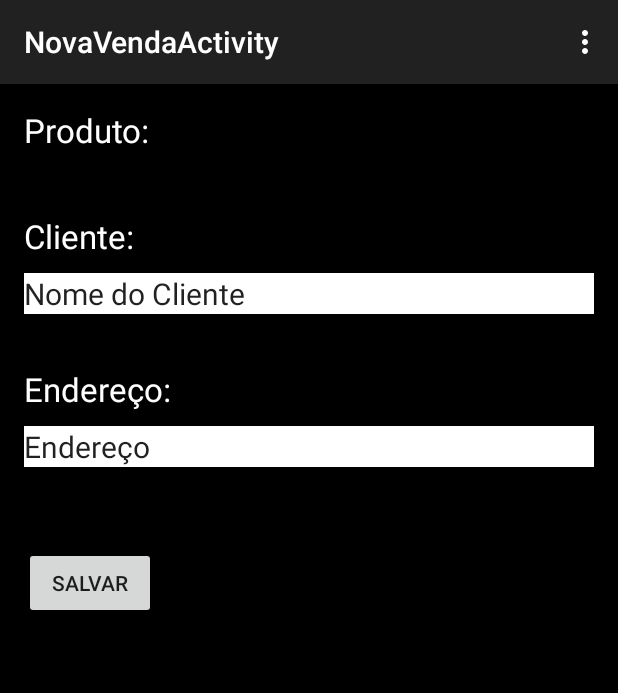
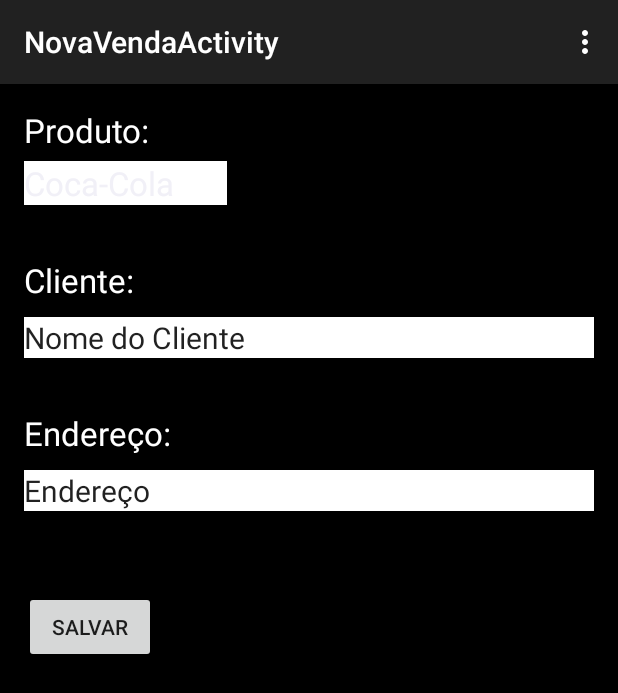
Before and after one commit to MarianaAthayde/AndroidCurso, an Android app: the screen it shows after launch (NovaVendaActivity), after a tap on "NOVA VENDA", on a phone screen of 412 x 824 dp. Shown: the top 693 px of the screen. Run offline under Robolectric (Android 15) with nearby library versions, the phone set to English and light mode, and no system bars.

Commit message:
Criando Spinner.

```diff
--- a/app/src/main/java/br/com/mariana/vendas/MainActivity.java
+++ b/app/src/main/java/br/com/mariana/vendas/MainActivity.java
@@ -26,6 +26,10 @@ public class MainActivity extends ActionBarActivity {
         sqlProdutos.append("nome varchar(100),");
         sqlProdutos.append("preco DOUBLE(10,2));");
         db.execSQL(sqlProdutos.toString());
+        db.execSQL("INSERT INTO produtos(nome,preco) VALUES('Coca-Cola','2.50')");
+        db.execSQL("INSERT INTO produtos(nome,preco) VALUES('Guarana','1.50')");
+        db.execSQL("INSERT INTO produtos(nome,preco) VALUES('Fanta','1.25')");
+        db.execSQL("INSERT INTO produtos(nome,preco) VALUES('Sprite','1.25')");
 
         StringBuilder sqlVendas = new StringBuilder();
         sqlVendas.append("CREATE TABLE IF NOT EXISTS [vendas](");
@@ -35,6 +39,8 @@ public class MainActivity extends ActionBarActivity {
         sqlVendas.append("la DOUBLE(10,9),");
         sqlVendas.append("lo DOUBLE(10,9));");
         db.execSQL(sqlVendas.toString());
+
+        db.close();
     }
 
     public void NovaVenda_Click(View view){
--- a/app/src/main/java/br/com/mariana/vendas/NovaVendaActivity.java
+++ b/app/src/main/java/br/com/mariana/vendas/NovaVendaActivity.java
@@ -1,10 +1,15 @@
 package br.com.mariana.vendas;
 
+import android.content.Context;
+import android.database.Cursor;
+import android.database.sqlite.SQLiteDatabase;
 import android.support.v7.app.ActionBarActivity;
 import android.os.Bundle;
 import android.view.Menu;
 import android.view.MenuItem;
 import android.view.View;
+import android.widget.SimpleCursorAdapter;
+import android.widget.Spinner;
 
 
 public class NovaVendaActivity extends ActionBarActivity {
@@ -13,6 +18,20 @@ public class NovaVendaActivity extends ActionBarActivity {
     protected void onCreate(Bundle savedInstanceState) {
         super.onCreate(savedInstanceState);
         setContentView(R.layout.activity_nova_venda);
+
+        Spinner spProdutos = (Spinner)findViewById(R.id.sp_produto);
+
+        SQLiteDatabase db = openOrCreateDatabase("vendas.db", Context.MODE_PRIVATE,null);
+
+        Cursor cursor = db.rawQuery("SELECT * FROM produtos ORDER BY nome asc", null);
+
+        String[] from = {"_id", "nome","preco"};
+        int [] to = {R.id.txvsp_id,R.id.txvsp_nome,R.id.txvsp_preco};
+
+        SimpleCursorAdapter ad = new SimpleCursorAdapter(getBaseContext(),R.layout.spinner,cursor,from,to);
+
+        spProdutos.setAdapter(ad);
+
     }
 
     @Override
--- a/app/src/main/res/layout/activity_nova_venda.xml
+++ b/app/src/main/res/layout/activity_nova_venda.xml
@@ -26,7 +26,10 @@
         android:layout_alignParentLeft="true"
         android:layout_alignParentStart="true"
         android:background="#ffffff"
-        android:layout_marginTop="35dp" />
+        android:layout_marginTop="35dp"
+        android:clickable="true"
+        android:dropDownSelector="@color/button_material_light"
+        android:spinnerMode="dropdown" />
 
     <TextView
         android:layout_width="wrap_content"
--- /dev/null
+++ b/app/src/main/res/layout/spinner.xml
@@ -0,0 +1,34 @@
+<?xml version="1.0" encoding="utf-8"?>
+<LinearLayout xmlns:android="http://schemas.android.com/apk/res/android"
+    android:layout_width="match_parent" android:layout_height="match_parent"
+    android:weightSum="1">
+
+    <TextView
+        android:layout_width="wrap_content"
+        android:layout_height="wrap_content"
+        android:textAppearance="?android:attr/textAppearanceLarge"
+        android:text="Nome"
+        android:id="@+id/txvsp_nome"
+        android:layout_weight="0.45" />
+
+    <TextView
+        android:layout_width="wrap_content"
+        android:layout_height="wrap_content"
+        android:textAppearance="?android:attr/textAppearanceMedium"
+        android:text="Medium Text"
+        android:id="@+id/txvsp_id"
+        android:layout_weight="0.45"
+        android:layout_gravity="center_vertical"
+        android:visibility="invisible"/>
+
+    <TextView
+        android:layout_width="wrap_content"
+        android:layout_height="wrap_content"
+        android:textAppearance="?android:attr/textAppearanceMedium"
+        android:text="Medium Text"
+        android:id="@+id/txvsp_preco"
+        android:layout_gravity="bottom"
+        android:layout_weight="0.45"
+        android:visibility="invisible" />
+
+</LinearLayout>
```
